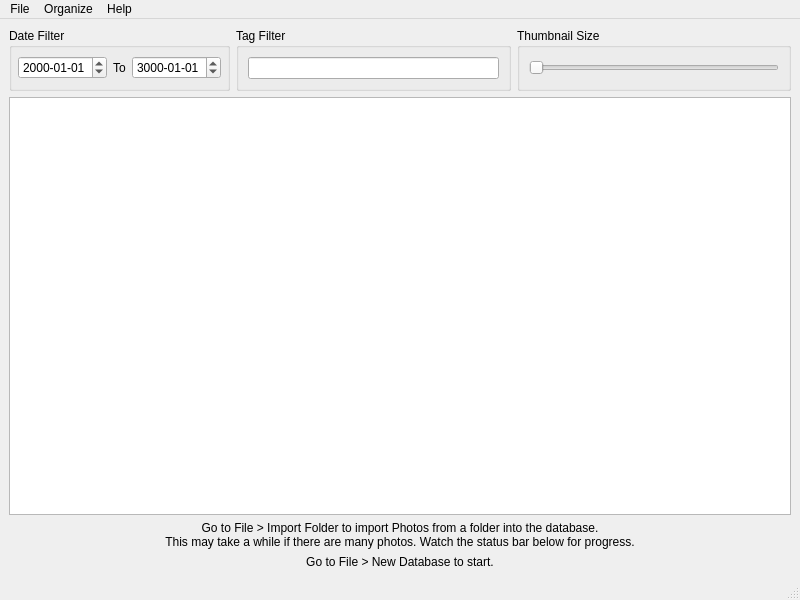
The window that UIFiles/PicOrganizer.ui (UpSea/PhotoOrganizer) describes before a commit, drawn with Qt 5.
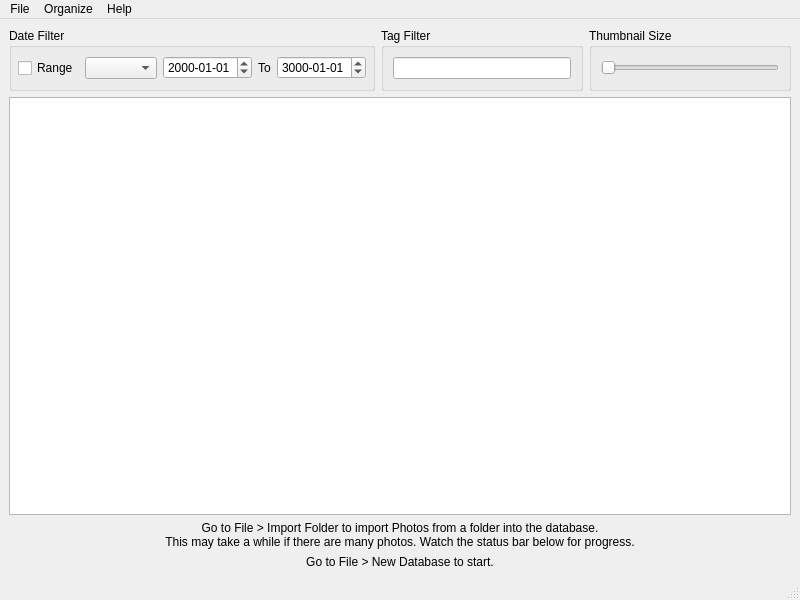
The same window after the commit. Custom widgets are drawn as their Qt base class.

Commit message: Update date filter to allow matching year, month or day and matching a single date in addition to a range.

The edit to the form file:
```diff
--- a/UIFiles/PicOrganizer.ui
+++ b/UIFiles/PicOrganizer.ui
@@ -32,6 +32,16 @@
             <property name="margin">
              <number>6</number>
             </property>
+            <item>
+             <widget class="QCheckBox" name="checkDateRange">
+              <property name="text">
+               <string>Range</string>
+              </property>
+             </widget>
+            </item>
+            <item>
+             <widget class="QComboBox" name="comboDateFilter"/>
+            </item>
             <item>
              <widget class="QDateEdit" name="dateFrom">
               <property name="displayFormat">
```
Left out of the diff: 2 changed lines with no effect on the pictures. The commit also changes 2 other files.
